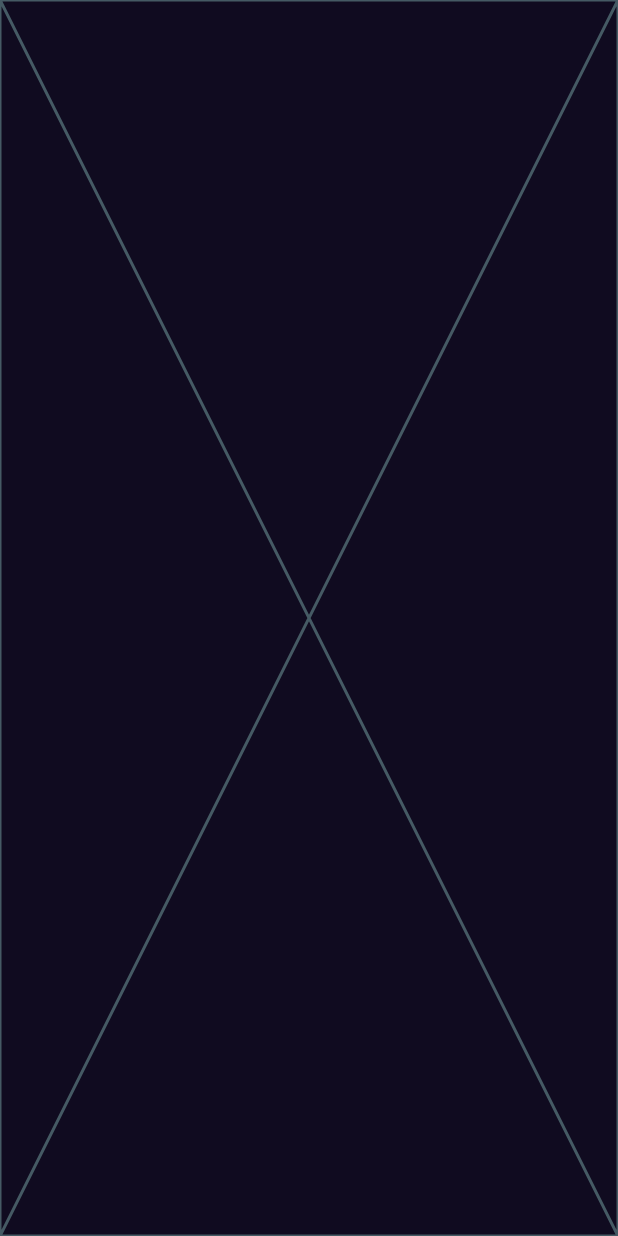
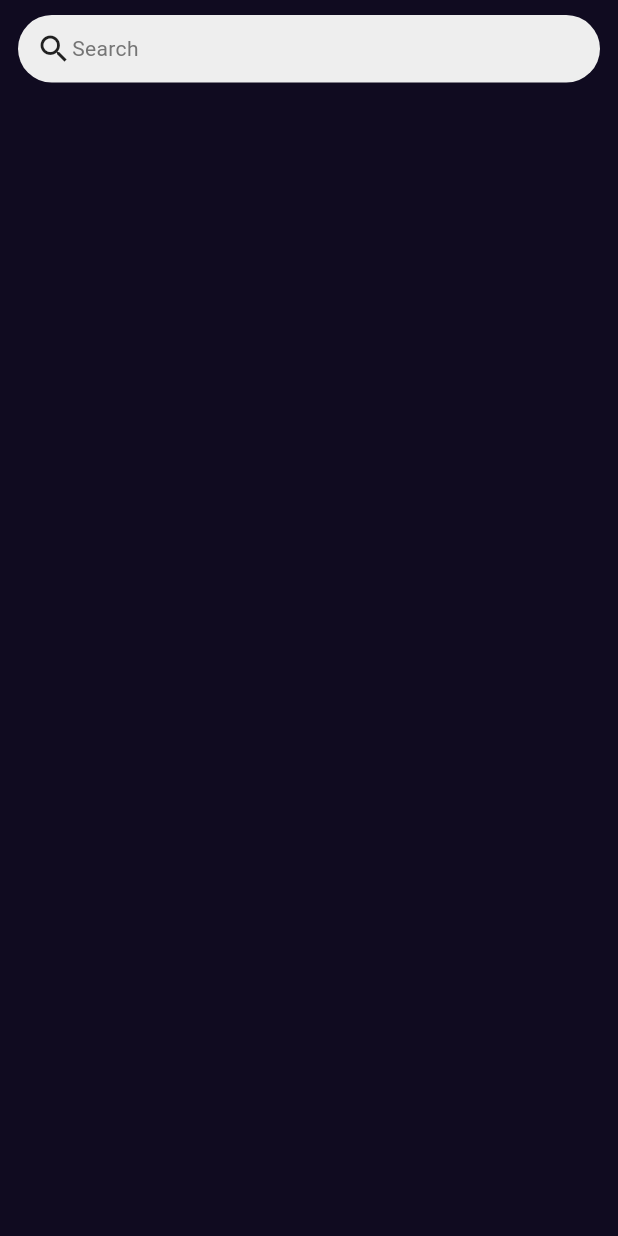
Before and after one commit to ayhem8hamdi/responsive_bookly, a Flutter app: the SearchView screen opened by its route, on a phone screen of 412 x 824 dp. Run offline on Flutter 3.47's test engine with Material 3 defaults, Android fonts, the phone set to English and light mode, and no system bars; our stand-ins replace animate_do, another_flushbar, awesome_dialog, bloc, cached_network_image, dartz and 10 more; network calls fail.

Commit message:
Create Animated SearchBar Widget

```diff
--- a/bookly/lib/features/home/presentation/views/widgets/home_screen_body.dart
+++ b/bookly/lib/features/home/presentation/views/widgets/home_screen_body.dart
@@ -1,10 +1,12 @@
 import 'package:bookly/core/utils/app_images.dart';
+import 'package:bookly/core/utils/app_router.dart';
 import 'package:bookly/features/home/presentation/views/widgets/best_seller_list.dart';
 import 'package:bookly/features/home/presentation/views/widgets/best_seller_title.dart';
 import 'package:bookly/features/home/presentation/views/widgets/custom_scroll_view_app_bar.dart';
 import 'package:bookly/features/home/presentation/views/widgets/custom_scroll_view_horizontal_book_list.dart';
 import 'package:bookly/features/home/presentation/views/widgets/gap.dart';
 import 'package:flutter/material.dart';
+import 'package:get/get.dart';
 
 class HomeScreenBody extends StatelessWidget {
   const HomeScreenBody({super.key});
@@ -17,6 +19,9 @@ class HomeScreenBody extends StatelessWidget {
           leftAsset: Assets.logo,
           rightAsset: Assets.searchIcon,
           onPressed: () {},
+          onRightPressed: () {
+            Get.toNamed(AppRouter.searchScreen);
+          },
         ),
         const FeaturedBooksHorizList(),
         const Gap(25),
--- /dev/null
+++ b/bookly/lib/features/search/presentation/views/widgets/instagram_like_search_bar.dart
@@ -0,0 +1,103 @@
+import 'package:animate_do/animate_do.dart';
+import 'package:flutter/material.dart';
+
+class InstagramLikeSearchBar extends StatefulWidget {
+  const InstagramLikeSearchBar({super.key});
+
+  @override
+  InstagramLikeSearchBarState createState() => InstagramLikeSearchBarState();
+}
+
+class InstagramLikeSearchBarState extends State<InstagramLikeSearchBar> {
+  bool isSearching = false;
+  FocusNode focusNode = FocusNode();
+  TextEditingController controller = TextEditingController();
+
+  void startSearch() {
+    setState(() {
+      isSearching = true;
+    });
+    focusNode.requestFocus();
+  }
+
+  void stopSearch() {
+    Navigator.pop(context);
+  }
+
+  @override
+  void dispose() {
+    focusNode.dispose();
+    controller.dispose();
+    super.dispose();
+  }
+
+  @override
+  Widget build(BuildContext context) {
+    return Row(
+      children: [
+        if (isSearching)
+          FadeInLeft(
+            duration: const Duration(milliseconds: 200),
+            child: IconButton(
+              color: Colors.white,
+              icon: const Padding(
+                padding: EdgeInsets.only(left: 9),
+                child: Icon(Icons.arrow_back),
+              ),
+              onPressed: stopSearch,
+            ),
+          ),
+        Expanded(
+          child: Padding(
+            padding: const EdgeInsets.symmetric(vertical: 10, horizontal: 12),
+            child: GestureDetector(
+              onTap: startSearch,
+              child: FadeInRight(
+                duration: const Duration(milliseconds: 200),
+                child: Container(
+                  height: 45,
+                  padding: const EdgeInsets.symmetric(horizontal: 0),
+                  decoration: BoxDecoration(
+                    color: Colors.grey[200],
+                    borderRadius: BorderRadius.circular(30.0),
+                  ),
+                  alignment: Alignment.centerLeft,
+                  child: isSearching
+                      ? TextField(
+                          focusNode: focusNode,
+                          controller: controller,
+                          decoration: InputDecoration(
+                            suffixIcon: const Padding(
+                              padding: EdgeInsets.symmetric(horizontal: 15),
+                              child: Icon(Icons.search),
+                            ),
+                            hintText: 'Search',
+                            filled: true,
+                            fillColor: Colors.grey[200],
+                            border: OutlineInputBorder(
+                              borderRadius: BorderRadius.circular(30.0),
+                              borderSide: BorderSide.none,
+                            ),
+                            contentPadding:
+                                const EdgeInsets.symmetric(horizontal: 15),
+                          ),
+                        )
+                      : Padding(
+                          padding: const EdgeInsets.symmetric(horizontal: 12.0),
+                          child: Row(
+                            children: [
+                              const Icon(Icons.search),
+                              Text('Search',
+                                  style: TextStyle(color: Colors.grey[600])),
+                            ],
+                          ),
+                        ),
+                ),
+              ),
+            ),
+          ),
+        ),
+      ],
+    );
+  }
+}
--- a/bookly/lib/features/search/presentation/views/widgets/search_view_body.dart
+++ b/bookly/lib/features/search/presentation/views/widgets/search_view_body.dart
@@ -1,3 +1,4 @@
+import 'package:bookly/features/search/presentation/views/widgets/instagram_like_search_bar.dart';
 import 'package:flutter/material.dart';
 
 class SearchViewBody extends StatelessWidget {
@@ -5,6 +6,8 @@ class SearchViewBody extends StatelessWidget {
 
   @override
   Widget build(BuildContext context) {
-    return const Placeholder();
+    return const Column(
+      children: [InstagramLikeSearchBar()],
+    );
   }
 }
--- a/bookly/pubspec.yaml
+++ b/bookly/pubspec.yaml
@@ -49,6 +49,7 @@ dependencies:
   cached_network_image: ^3.4.1
   shimmer: ^3.0.0
   lucide_icons: ^0.257.0
+  animate_do: ^4.2.0
 
 dev_dependencies:
   flutter_test:
```
Also changed, not shown: bookly/lib/features/home/presentation/views/widgets/custom_app_bar.dart (+8 -7 lines), bookly/lib/features/home/presentation/views/widgets/custom_scroll_view_app_bar.dart (+8 -6 lines), bookly/pubspec.lock.
